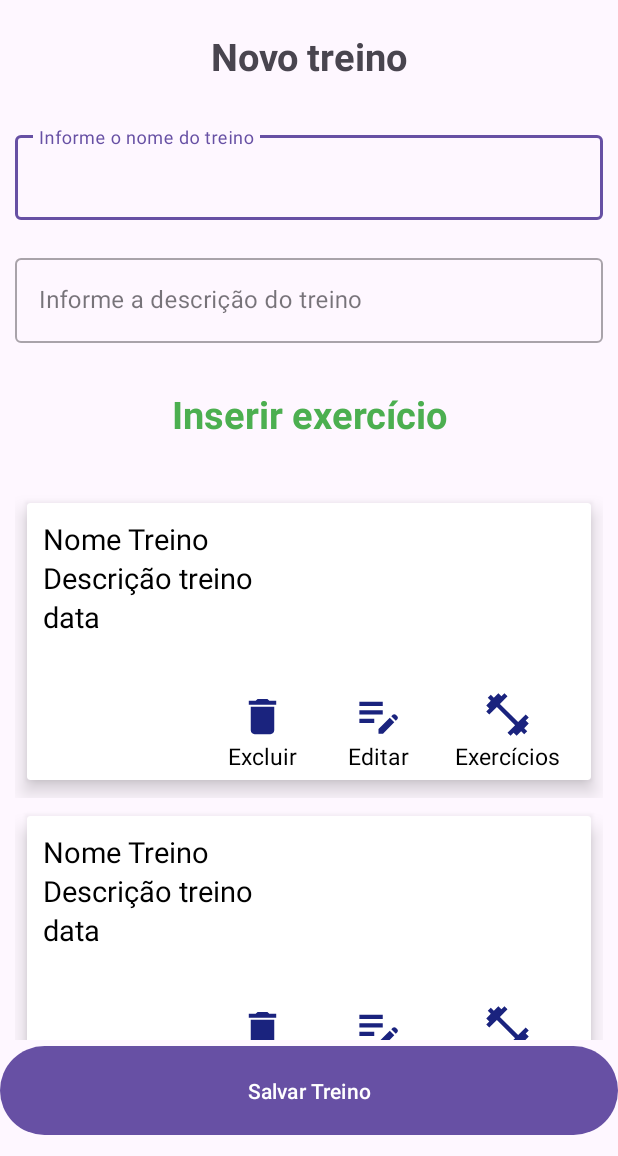
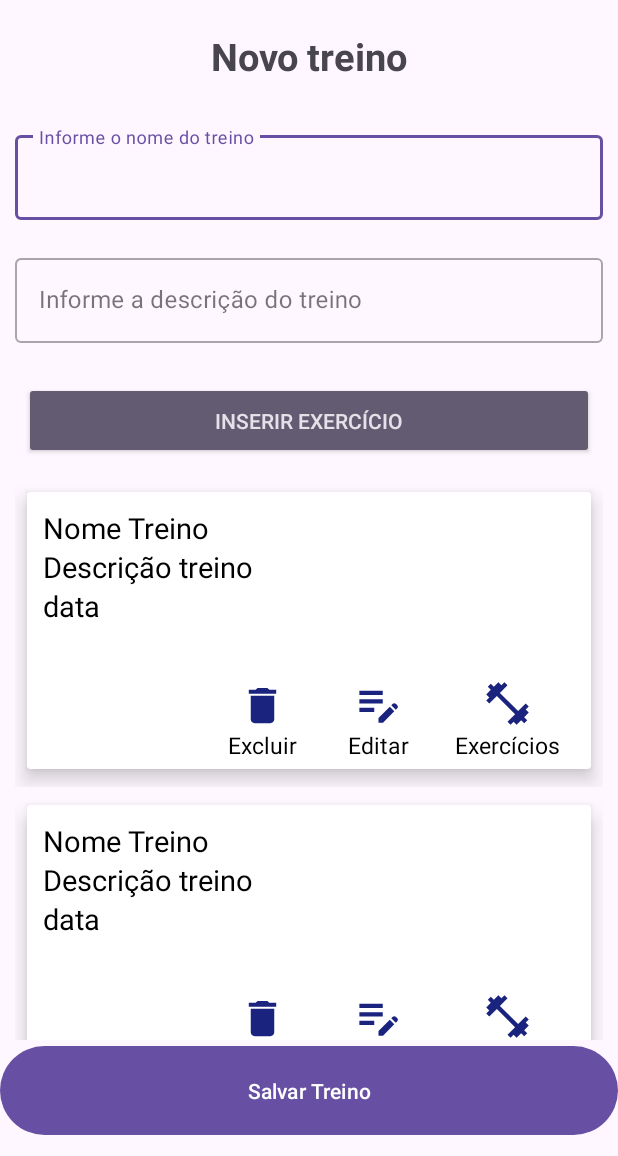
Before and after one commit to luizsfl/MyTrainingProj, an Android app: the layout fragment_new_traning.xml on its own in the app's theme, with its tools: preview values and no code run, on a phone screen of 412 x 824 dp, the part 80-1236 px from its top. Run offline under Robolectric (Android 15) with nearby library versions, the phone set to English and light mode, and no system bars.

Commit message:
Ajuste na string e alterado a opção para inserir exercício
Deixei como botão pra ficar mais claro

```diff
--- a/app/src/main/res/layout/fragment_new_traning.xml
+++ b/app/src/main/res/layout/fragment_new_traning.xml
@@ -99,21 +99,16 @@
 
             </com.google.android.material.textfield.TextInputLayout>
 
-
-            <TextView
+            <androidx.appcompat.widget.AppCompatButton
                 android:id="@+id/tv_insert_exercise"
+                style="@style/Widget.AppCompat.Button.Colored"
                 android:layout_width="match_parent"
                 android:layout_height="wrap_content"
+                android:layout_marginStart="16dp"
+                android:layout_marginTop="16dp"
+                android:layout_marginEnd="16dp"
+                android:padding="16dp"
                 android:text="@string/ti_insert_new_exercise"
-                android:gravity="center"
-                android:textSize="25dp"
-                android:textStyle="bold"
-                android:textColor="#4CAF50"
-                android:layout_margin="20dp"
-                app:layout_constraintStart_toStartOf="parent"
-                app:layout_constraintTop_toTopOf="parent"
-                app:layout_constraintEnd_toEndOf="parent"
-                app:layout_constraintBottom_toBottomOf="parent"
                 />
 
             <androidx.recyclerview.widget.RecyclerView
--- a/app/src/main/res/layout/layout_insert_exercise.xml
+++ b/app/src/main/res/layout/layout_insert_exercise.xml
@@ -65,7 +65,7 @@
                     android:id="@+id/tiNomeExercise"
                     android:layout_width="match_parent"
                     android:layout_height="wrap_content"
-                    android:hint="Informe o nome do treino"
+                    android:hint="@string/ti_info_name_exercise"
                     android:inputType="text"
                     />
             </com.google.android.material.textfield.TextInputLayout>
@@ -74,7 +74,7 @@
                 android:layout_width="match_parent"
                 android:layout_height="wrap_content"
                 android:layout_margin="10dp"
-                android:hint="Informe a descrição do treino"
+                android:hint="@string/ti_info_desc_exercise"
                 style="@style/Widget.MaterialComponents.TextInputLayout.OutlinedBox">
 
                 <com.google.android.material.textfield.TextInputEditText
--- a/app/src/main/res/values/strings.xml
+++ b/app/src/main/res/values/strings.xml
@@ -38,4 +38,6 @@
     <string name="name_exercise">Exercício: %1$s</string>
     <string name="observation_exercise">Observação: %1$s</string>
     <string name="description_date_training">Data: %1$s</string>
+    <string name="ti_info_desc_exercise">Informe a descrição do exercício</string>
+    <string name="ti_info_name_exercise">Informe o nome do exercício</string>
 </resources>
```
